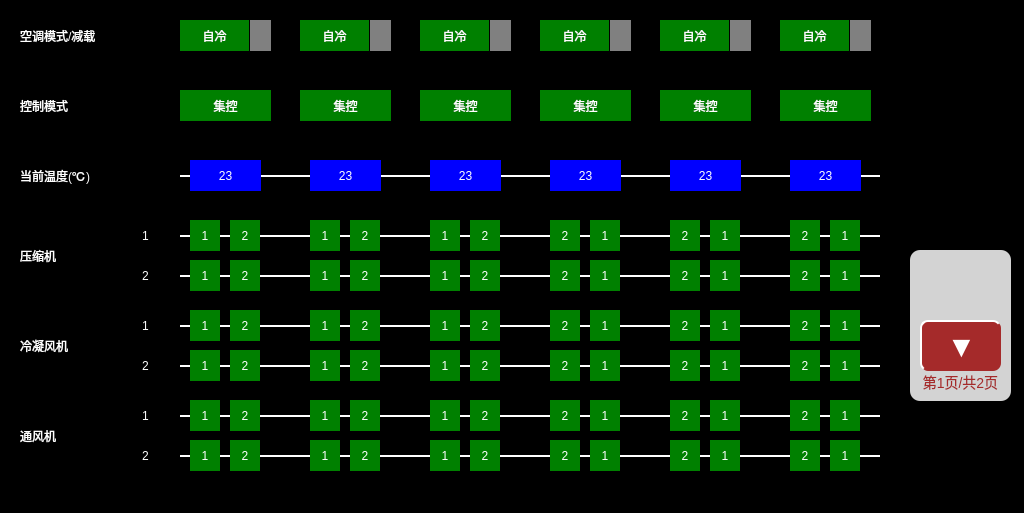
mayue-crrc/ShenyangMetro9DB, file vehicleacpage.ui: the form before one commit.
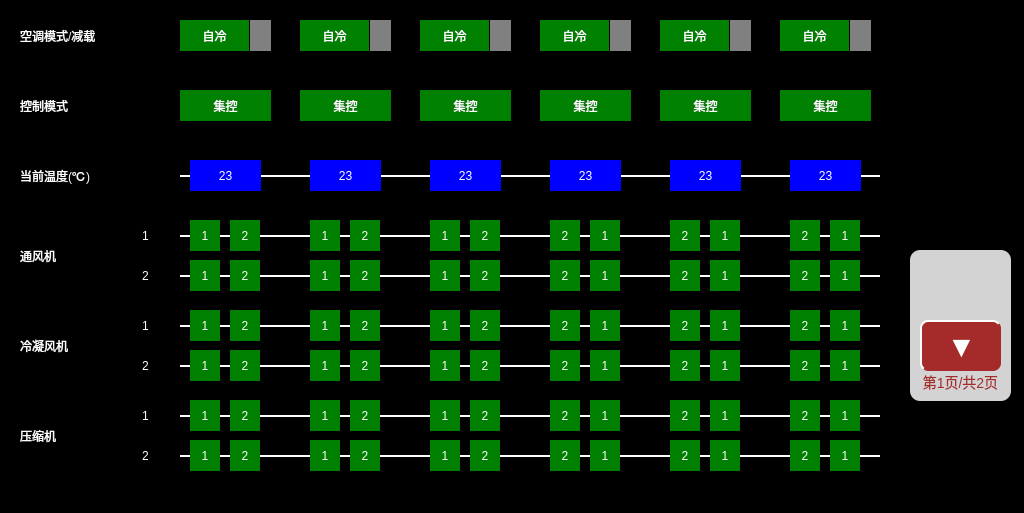
The form after the commit.

```diff
--- a/vehicleacpage.ui
+++ b/vehicleacpage.ui
@@ -143,7 +143,7 @@
    <property name="geometry">
     <rect>
      <x>20</x>
-     <y>240</y>
+     <y>420</y>
      <width>91</width>
      <height>31</height>
     </rect>
@@ -181,7 +181,7 @@
    <property name="geometry">
     <rect>
      <x>20</x>
-     <y>420</y>
+     <y>240</y>
      <width>91</width>
      <height>31</height>
     </rect>
@@ -200,7 +200,7 @@
    <property name="geometry">
     <rect>
      <x>130</x>
-     <y>220</y>
+     <y>400</y>
      <width>31</width>
      <height>31</height>
     </rect>
@@ -219,7 +219,7 @@
    <property name="geometry">
     <rect>
      <x>130</x>
-     <y>260</y>
+     <y>440</y>
      <width>31</width>
      <height>31</height>
     </rect>
@@ -276,7 +276,7 @@
    <property name="geometry">
     <rect>
      <x>130</x>
-     <y>400</y>
+     <y>220</y>
      <width>31</width>
      <height>31</height>
     </rect>
@@ -295,7 +295,7 @@
    <property name="geometry">
     <rect>
      <x>130</x>
-     <y>440</y>
+     <y>260</y>
      <width>31</width>
      <height>31</height>
     </rect>
@@ -777,7 +777,7 @@
    <property name="geometry">
     <rect>
      <x>590</x>
-     <y>220</y>
+     <y>400</y>
      <width>30</width>
      <height>31</height>
     </rect>
@@ -793,7 +793,7 @@
    <property name="geometry">
     <rect>
      <x>710</x>
-     <y>220</y>
+     <y>400</y>
      <width>30</width>
      <height>31</height>
     </rect>
@@ -809,7 +809,7 @@
    <property name="geometry">
     <rect>
      <x>180</x>
-     <y>235</y>
+     <y>415</y>
      <width>700</width>
      <height>2</height>
     </rect>
@@ -828,7 +828,7 @@
    <property name="geometry">
     <rect>
      <x>190</x>
-     <y>220</y>
+     <y>400</y>
      <width>30</width>
      <height>31</height>
     </rect>
@@ -844,7 +844,7 @@
    <property name="geometry">
     <rect>
      <x>310</x>
-     <y>220</y>
+     <y>400</y>
      <width>30</width>
      <height>31</height>
     </rect>
@@ -860,7 +860,7 @@
    <property name="geometry">
     <rect>
      <x>430</x>
-     <y>220</y>
+     <y>400</y>
      <width>30</width>
      <height>31</height>
     </rect>
@@ -876,7 +876,7 @@
    <property name="geometry">
     <rect>
      <x>830</x>
-     <y>220</y>
+     <y>400</y>
      <width>30</width>
      <height>31</height>
     </rect>
@@ -892,7 +892,7 @@
    <property name="geometry">
     <rect>
      <x>670</x>
-     <y>220</y>
+     <y>400</y>
      <width>30</width>
      <height>31</height>
     </rect>
@@ -908,7 +908,7 @@
    <property name="geometry">
     <rect>
      <x>550</x>
-     <y>220</y>
+     <y>400</y>
      <width>30</width>
      <height>31</height>
     </rect>
@@ -924,7 +924,7 @@
    <property name="geometry">
     <rect>
      <x>790</x>
-     <y>220</y>
+     <y>400</y>
      <width>30</width>
      <height>31</height>
     </rect>
@@ -940,7 +940,7 @@
    <property name="geometry">
     <rect>
      <x>230</x>
-     <y>220</y>
+     <y>400</y>
      <width>30</width>
      <height>31</height>
     </rect>
@@ -956,7 +956,7 @@
    <property name="geometry">
     <rect>
      <x>350</x>
-     <y>220</y>
+     <y>400</y>
      <width>30</width>
      <height>31</height>
     </rect>
@@ -972,7 +972,7 @@
    <property name="geometry">
     <rect>
      <x>470</x>
-     <y>220</y>
+     <y>400</y>
      <width>30</width>
      <height>31</height>
     </rect>
@@ -988,7 +988,7 @@
    <property name="geometry">
     <rect>
      <x>190</x>
-     <y>260</y>
+     <y>440</y>
      <width>30</width>
      <height>31</height>
     </rect>
@@ -1004,7 +1004,7 @@
    <property name="geometry">
     <rect>
      <x>710</x>
-     <y>260</y>
+     <y>440</y>
      <width>30</width>
      <height>31</height>
     </rect>
@@ -1020,7 +1020,7 @@
    <property name="geometry">
     <rect>
      <x>310</x>
-     <y>260</y>
+     <y>440</y>
      <width>30</width>
      <height>31</height>
     </rect>
@@ -1036,7 +1036,7 @@
    <property name="geometry">
     <rect>
      <x>230</x>
-     <y>260</y>
+     <y>440</y>
      <width>30</width>
      <height>31</height>
     </rect>
@@ -1052,7 +1052,7 @@
    <property name="geometry">
     <rect>
      <x>590</x>
-     <y>260</y>
+     <y>440</y>
      <width>30</width>
      <height>31</height>
     </rect>
@@ -1068,7 +1068,7 @@
    <property name="geometry">
     <rect>
      <x>550</x>
-     <y>260</y>
+     <y>440</y>
      <width>30</width>
      <height>31</height>
     </rect>
@@ -1084,7 +1084,7 @@
    <property name="geometry">
     <rect>
      <x>470</x>
-     <y>260</y>
+     <y>440</y>
      <width>30</width>
      <height>31</height>
     </rect>
@@ -1100,7 +1100,7 @@
    <property name="geometry">
     <rect>
      <x>180</x>
-     <y>275</y>
+     <y>455</y>
      <width>700</width>
      <height>2</height>
     </rect>
@@ -1119,7 +1119,7 @@
    <property name="geometry">
     <rect>
      <x>430</x>
-     <y>260</y>
+     <y>440</y>
      <width>30</width>
      <height>31</height>
     </rect>
@@ -1135,7 +1135,7 @@
    <property name="geometry">
     <rect>
      <x>670</x>
-     <y>260</y>
+     <y>440</y>
      <width>30</width>
      <height>31</height>
     </rect>
@@ -1151,7 +1151,7 @@
    <property name="geometry">
     <rect>
      <x>830</x>
-     <y>260</y>
+     <y>440</y>
      <width>30</width>
      <height>31</height>
     </rect>
@@ -1167,7 +1167,7 @@
    <property name="geometry">
     <rect>
      <x>350</x>
-     <y>260</y>
+     <y>440</y>
      <width>30</width>
      <height>31</height>
     </rect>
@@ -1183,7 +1183,7 @@
    <property name="geometry">
     <rect>
      <x>790</x>
-     <y>260</y>
+     <y>440</y>
      <width>30</width>
      <height>31</height>
     </rect>
@@ -1621,7 +1621,7 @@
    <property name="geometry">
     <rect>
      <x>350</x>
-     <y>440</y>
+     <y>260</y>
      <width>30</width>
      <height>31</height>
     </rect>
@@ -1637,7 +1637,7 @@
    <property name="geometry">
     <rect>
      <x>590</x>
-     <y>400</y>
+     <y>220</y>
      <width>30</width>
      <height>31</height>
     </rect>
@@ -1653,7 +1653,7 @@
    <property name="geometry">
     <rect>
      <x>550</x>
-     <y>440</y>
+     <y>260</y>
      <width>30</width>
      <height>31</height>
     </rect>
@@ -1669,7 +1669,7 @@
    <property name="geometry">
     <rect>
      <x>790</x>
-     <y>400</y>
+     <y>220</y>
      <width>30</width>
      <height>31</height>
     </rect>
@@ -1685,7 +1685,7 @@
    <property name="geometry">
     <rect>
      <x>710</x>
-     <y>400</y>
+     <y>220</y>
      <width>30</width>
      <height>31</height>
     </rect>
@@ -1701,7 +1701,7 @@
    <property name="geometry">
     <rect>
      <x>350</x>
-     <y>400</y>
+     <y>220</y>
      <width>30</width>
      <height>31</height>
     </rect>
@@ -1717,7 +1717,7 @@
    <property name="geometry">
     <rect>
      <x>310</x>
-     <y>400</y>
+     <y>220</y>
      <width>30</width>
      <height>31</height>
     </rect>
@@ -1733,7 +1733,7 @@
    <property name="geometry">
     <rect>
      <x>670</x>
-     <y>440</y>
+     <y>260</y>
      <width>30</width>
      <height>31</height>
     </rect>
@@ -1749,7 +1749,7 @@
    <property name="geometry">
     <rect>
      <x>430</x>
-     <y>440</y>
+     <y>260</y>
      <width>30</width>
      <height>31</height>
     </rect>
@@ -1765,7 +1765,7 @@
    <property name="geometry">
     <rect>
      <x>230</x>
-     <y>400</y>
+     <y>220</y>
      <width>30</width>
      <height>31</height>
     </rect>
@@ -1781,7 +1781,7 @@
    <property name="geometry">
     <rect>
      <x>830</x>
-     <y>400</y>
+     <y>220</y>
      <width>30</width>
      <height>31</height>
     </rect>
@@ -1797,7 +1797,7 @@
    <property name="geometry">
     <rect>
      <x>470</x>
-     <y>440</y>
+     <y>260</y>
      <width>30</width>
      <height>31</height>
     </rect>
@@ -1813,7 +1813,7 @@
    <property name="geometry">
     <rect>
      <x>190</x>
-     <y>400</y>
+     <y>220</y>
      <width>30</width>
      <height>31</height>
     </rect>
@@ -1829,7 +1829,7 @@
    <property name="geometry">
     <rect>
      <x>190</x>
-     <y>440</y>
+     <y>260</y>
      <width>30</width>
      <height>31</height>
     </rect>
@@ -1845,7 +1845,7 @@
    <property name="geometry">
     <rect>
      <x>550</x>
-     <y>400</y>
+     <y>220</y>
      <width>30</width>
      <height>31</height>
     </rect>
@@ -1861,7 +1861,7 @@
    <property name="geometry">
     <rect>
      <x>710</x>
-     <y>440</y>
+     <y>260</y>
      <width>30</width>
      <height>31</height>
     </rect>
@@ -1877,7 +1877,7 @@
    <property name="geometry">
     <rect>
      <x>430</x>
-     <y>400</y>
+     <y>220</y>
      <width>30</width>
      <height>31</height>
     </rect>
@@ -1893,7 +1893,7 @@
    <property name="geometry">
     <rect>
      <x>180</x>
-     <y>415</y>
+     <y>235</y>
      <width>700</width>
      <height>2</height>
     </rect>
@@ -1912,7 +1912,7 @@
    <property name="geometry">
     <rect>
      <x>310</x>
-     <y>440</y>
+     <y>260</y>
      <width>30</width>
      <height>31</height>
     </rect>
@@ -1928,7 +1928,7 @@
    <property name="geometry">
     <rect>
      <x>470</x>
-     <y>400</y>
+     <y>220</y>
      <width>30</width>
      <height>31</height>
     </rect>
@@ -1944,7 +1944,7 @@
    <property name="geometry">
     <rect>
      <x>590</x>
-     <y>440</y>
+     <y>260</y>
      <width>30</width>
      <height>31</height>
     </rect>
@@ -1960,7 +1960,7 @@
    <property name="geometry">
     <rect>
      <x>830</x>
-     <y>440</y>
+     <y>260</y>
      <width>30</width>
      <height>31</height>
     </rect>
@@ -1976,7 +1976,7 @@
    <property name="geometry">
     <rect>
      <x>670</x>
-     <y>400</y>
+     <y>220</y>
      <width>30</width>
      <height>31</height>
     </rect>
@@ -1992,7 +1992,7 @@
    <property name="geometry">
     <rect>
      <x>180</x>
-     <y>455</y>
+     <y>275</y>
      <width>700</width>
      <height>2</height>
     </rect>
@@ -2011,7 +2011,7 @@
    <property name="geometry">
     <rect>
      <x>790</x>
-     <y>440</y>
+     <y>260</y>
      <width>30</width>
      <height>31</height>
     </rect>
@@ -2027,7 +2027,7 @@
    <property name="geometry">
     <rect>
      <x>230</x>
-     <y>440</y>
+     <y>260</y>
      <width>30</width>
      <height>31</height>
     </rect>
```
Left out of the diff: 8 changed lines with no effect on the pictures.
